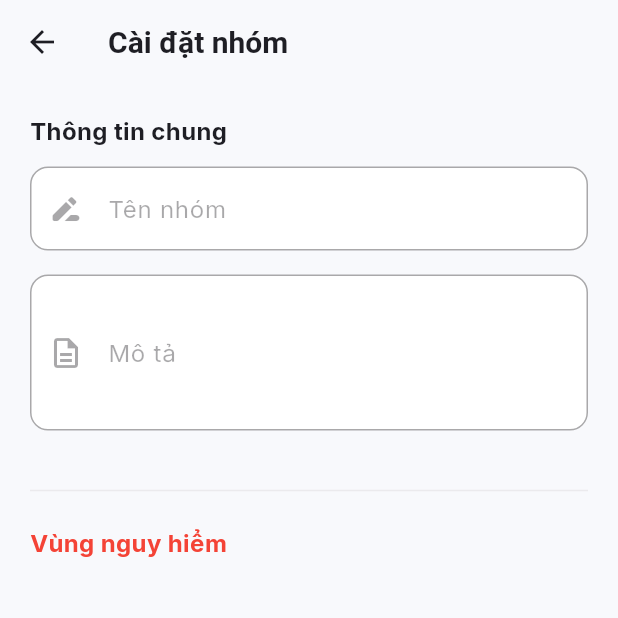
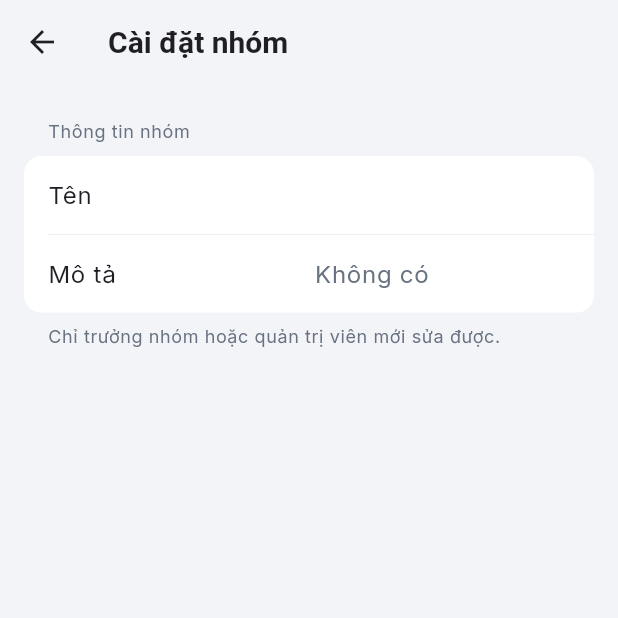
Before and after one commit to QDat18/SplitDebt, a Flutter app: the GroupSettingsScreen screen opened directly with empty values, on a phone screen of 412 x 824 dp, the top half of it. Run offline on Flutter 3.47's test engine with Material 3 defaults, Android fonts, the phone set to English and light mode, and no system bars; our stand-ins replace dio, firebase_core, firebase_messaging, flutter_dotenv, flutter_riverpod, google_fonts and 1 more; accounts and stored records are empty; statements that could not run were skipped.

Commit message:
refactor(ui): HIG group settings screen

```diff
--- a/frontend/lib/features/groups/screens/group_settings_screen.dart
+++ b/frontend/lib/features/groups/screens/group_settings_screen.dart
@@ -1,7 +1,11 @@
-// Trách nhiệm file: Xây dựng màn hình group settings screen và điều phối tương tác người dùng với trạng thái nghiệp vụ.
+// Trách nhiệm file: Xây dựng màn hình cài đặt nhóm theo chuẩn HIG với grouped list.
 
 import 'package:flutter/material.dart';
 import 'package:flutter_riverpod/flutter_riverpod.dart';
+
+import '../../../core/theme/app_colors.dart';
+import '../../../core/theme/app_dimensions.dart';
+import '../../../core/widgets/grouped_list.dart';
 import '../models/group_model.dart';
 import '../providers/group_provider.dart';
 
@@ -21,6 +25,10 @@ class _GroupSettingsScreenState extends ConsumerState<GroupSettingsScreen> {
   late TextEditingController _descController;
   bool _isSaving = false;
 
+  bool get _isDirty =>
+      _nameController.text.trim() != widget.group.name ||
+      _descController.text.trim() != (widget.group.description ?? '');
+
   @override
   void initState() {
     super.initState();
@@ -28,10 +36,18 @@ class _GroupSettingsScreenState extends ConsumerState<GroupSettingsScreen> {
     _descController = TextEditingController(
       text: widget.group.description ?? '',
     );
+    _nameController.addListener(_onTextChanged);
+    _descController.addListener(_onTextChanged);
+  }
+
+  void _onTextChanged() {
+    setState(() {});
   }
 
   @override
   void dispose() {
+    _nameController.removeListener(_onTextChanged);
+    _descController.removeListener(_onTextChanged);
     _nameController.dispose();
     _descController.dispose();
     super.dispose();
@@ -49,8 +65,7 @@ class _GroupSettingsScreenState extends ConsumerState<GroupSettingsScreen> {
       if (mounted) {
         ScaffoldMessenger.of(context).showSnackBar(
           const SnackBar(
-            content: Text('✅ Đã cập nhật thông tin nhóm!'),
-            backgroundColor: Colors.green,
+            content: Text('Đã lưu thay đổi.'),
           ),
         );
         Navigator.of(context).pop();
@@ -59,8 +74,9 @@ class _GroupSettingsScreenState extends ConsumerState<GroupSettingsScreen> {
       if (mounted) {
         ScaffoldMessenger.of(context).showSnackBar(
           SnackBar(
-            content: Text('Lỗi: ${e.toString().replaceAll('Exception: ', '')}'),
-            backgroundColor: Colors.red,
+            content: Text(
+              'Không lưu được: ${e.toString().replaceAll('Exception: ', '')}',
+            ),
           ),
         );
       }
@@ -70,22 +86,27 @@ class _GroupSettingsScreenState extends ConsumerState<GroupSettingsScreen> {
   }
 
   Future<void> _deleteGroup() async {
-    final confirm = await showDialog<bool>(
+    final confirm = await showAdaptiveDialog<bool>(
       context: context,
-      builder: (ctx) => AlertDialog(
-        title: const Text('Xác nhận xóa nhóm'),
+      builder: (dialogContext) => AlertDialog.adaptive(
+        title: const Text('Xoá nhóm này?'),
         content: const Text(
-          'Bạn có chắc chắn muốn xóa nhóm này? Hành động này không thể hoàn tác.',
+          'Toàn bộ khoản chi và lịch sử của nhóm sẽ bị xoá. Không thể hoàn tác.',
         ),
         actions: [
           TextButton(
-            onPressed: () => Navigator.pop(ctx, false),
-            child: const Text('Hủy'),
+            onPressed: () => Navigator.pop(dialogContext, false),
+            child: const Text('Huỷ'),
           ),
-          ElevatedButton(
-            style: ElevatedButton.styleFrom(backgroundColor: Colors.red),
-            onPressed: () => Navigator.pop(ctx, true),
-            child: const Text('Xóa nhóm'),
+          TextButton(
+            onPressed: () => Navigator.pop(dialogContext, true),
+            child: const Text(
+              'Xoá',
+              style: TextStyle(
+                color: AppColors.error,
+                fontWeight: FontWeight.bold,
+              ),
+            ),
           ),
         ],
       ),
@@ -99,8 +120,7 @@ class _GroupSettingsScreenState extends ConsumerState<GroupSettingsScreen> {
         if (mounted) {
           ScaffoldMessenger.of(context).showSnackBar(
             const SnackBar(
-              content: Text('🗑️ Đã xóa nhóm'),
-              backgroundColor: Colors.orange,
+              content: Text('Đã xoá nhóm.'),
             ),
           );
           Navigator.of(context).popUntil((route) => route.isFirst);
@@ -110,9 +130,8 @@ class _GroupSettingsScreenState extends ConsumerState<GroupSettingsScreen> {
           ScaffoldMessenger.of(context).showSnackBar(
             SnackBar(
               content: Text(
-                'Lỗi: ${e.toString().replaceAll('Exception: ', '')}',
+                'Không xoá được: ${e.toString().replaceAll('Exception: ', '')}',
               ),
-              backgroundColor: Colors.red,
             ),
           );
         }
@@ -122,95 +141,116 @@ class _GroupSettingsScreenState extends ConsumerState<GroupSettingsScreen> {
 
   @override
   Widget build(BuildContext context) {
+    final theme = Theme.of(context);
+    final isAdminOrOwner = widget.group.isAdminOrOwner;
+
     return Scaffold(
+      backgroundColor: AppColors.n100,
       appBar: AppBar(
         title: const Text('Cài đặt nhóm'),
+        backgroundColor: AppColors.n100,
+        elevation: 0,
+        scrolledUnderElevation: 0,
         actions: [
-          if (widget.group.isAdminOrOwner)
+          if (isAdminOrOwner)
             TextButton(
-              onPressed: _isSaving ? null : _saveChanges,
+              onPressed: (!_isDirty || _isSaving) ? null : _saveChanges,
               child: _isSaving
                   ? const SizedBox(
                       width: 16,
                       height: 16,
-                      child: CircularProgressIndicator(strokeWidth: 2),
+                      child: CircularProgressIndicator.adaptive(strokeWidth: 2),
                     )
                   : const Text(
                       'Lưu',
                       style: TextStyle(
                         fontWeight: FontWeight.bold,
-                        fontSize: 16,
                       ),
                     ),
             ),
         ],
       ),
-      body: SingleChildScrollView(
-        padding: const EdgeInsets.all(20.0),
-        child: Form(
+      body: Form(
         key: _formKey,
-          child: Column(
-            crossAxisAlignment: CrossAxisAlignment.start,
+        child: ListView(
+          padding: const EdgeInsets.symmetric(vertical: AppDimensions.s24),
           children: [
-              const Text(
-                'Thông tin chung',
-                style: TextStyle(fontSize: 16, fontWeight: FontWeight.bold),
+            GroupedSection(
+              header: 'Thông tin nhóm',
+              footer: isAdminOrOwner
+                  ? null
+                  : 'Chỉ trưởng nhóm hoặc quản trị viên mới sửa được.',
+              children: [
+                if (isAdminOrOwner) ...[
+                  GroupedTile(
+                    title: 'Tên',
+                    trailing: Expanded(
+                      child: TextFormField(
+                        controller: _nameController,
+                        textAlign: TextAlign.end,
+                        style: theme.textTheme.bodyLarge?.copyWith(
+                          color: AppColors.n800,
                         ),
-              const SizedBox(height: 12),
-              TextFormField(
-                controller: _nameController,
-                enabled: widget.group.isAdminOrOwner,
-                decoration: const InputDecoration(
-                  labelText: 'Tên nhóm',
-                  prefixIcon: Icon(Icons.drive_file_rename_outline_rounded),
+                        decoration: InputDecoration.collapsed(
+                          hintText: 'Bắt buộc',
+                          hintStyle: theme.textTheme.bodyLarge?.copyWith(
+                            color: AppColors.n400,
+                          ),
                         ),
                         validator: (val) => val == null || val.trim().isEmpty
                             ? 'Tên nhóm không được để trống'
                             : null,
                       ),
-              const SizedBox(height: 16),
-              TextFormField(
-                controller: _descController,
-                enabled: widget.group.isAdminOrOwner,
-                maxLines: 3,
-                decoration: const InputDecoration(
-                  labelText: 'Mô tả',
-                  prefixIcon: Icon(Icons.description_outlined),
                     ),
                   ),
-              const SizedBox(height: 32),
-              const Divider(),
-              const SizedBox(height: 16),
-              const Text(
-                'Vùng nguy hiểm',
-                style: TextStyle(
-                  fontSize: 16,
-                  fontWeight: FontWeight.bold,
-                  color: Colors.red,
+                  GroupedTile(
+                    title: 'Mô tả',
+                    trailing: Expanded(
+                      child: TextFormField(
+                        controller: _descController,
+                        textAlign: TextAlign.end,
+                        minLines: 1,
+                        maxLines: 4,
+                        style: theme.textTheme.bodyLarge?.copyWith(
+                          color: AppColors.n800,
                         ),
-              ),
-              const SizedBox(height: 12),
-              if (widget.group.isAdminOrOwner)
-                OutlinedButton.icon(
-                  onPressed: _deleteGroup,
-                  icon: const Icon(
-                    Icons.delete_forever_rounded,
-                    color: Colors.red,
-                  ),
-                  label: const Text(
-                    'Xóa nhóm này',
-                    style: TextStyle(color: Colors.red),
-                  ),
-                  style: OutlinedButton.styleFrom(
-                    side: const BorderSide(color: Colors.red),
-                    minimumSize: const Size.fromHeight(48),
-                    shape: RoundedRectangleBorder(
-                      borderRadius: BorderRadius.circular(12),
+                        decoration: InputDecoration.collapsed(
+                          hintText: 'Không bắt buộc',
+                          hintStyle: theme.textTheme.bodyLarge?.copyWith(
+                            color: AppColors.n400,
                           ),
                         ),
                       ),
+                    ),
+                  ),
+                ] else ...[
+                  GroupedTile(
+                    title: 'Tên',
+                    value: widget.group.name,
+                  ),
+                  GroupedTile(
+                    title: 'Mô tả',
+                    value: (widget.group.description != null &&
+                            widget.group.description!.isNotEmpty)
+                        ? widget.group.description!
+                        : 'Không có',
+                  ),
+                ],
               ],
             ),
+            if (isAdminOrOwner) ...[
+              const SizedBox(height: AppDimensions.s32),
+              GroupedSection(
+                children: [
+                  GroupedTile(
+                    title: 'Xoá nhóm',
+                    destructive: true,
+                    onTap: _deleteGroup,
+                  ),
+                ],
+              ),
+            ],
+          ],
         ),
       ),
     );
```
Also changed, not shown: 1 other file. Lines whose indentation alone changed are shown as unchanged.
